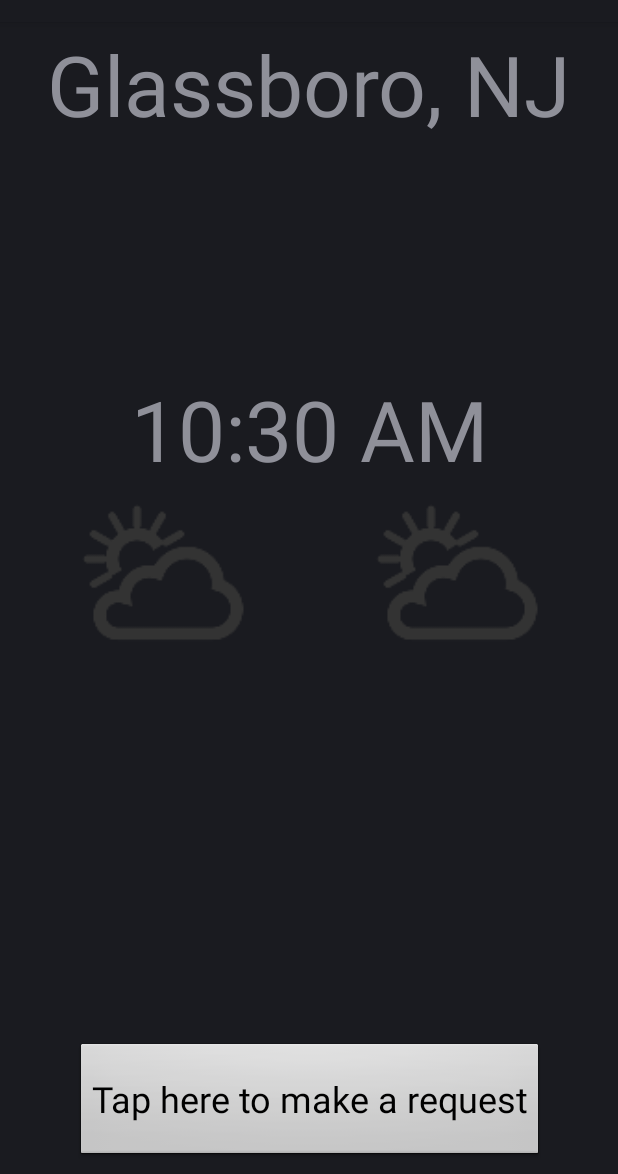
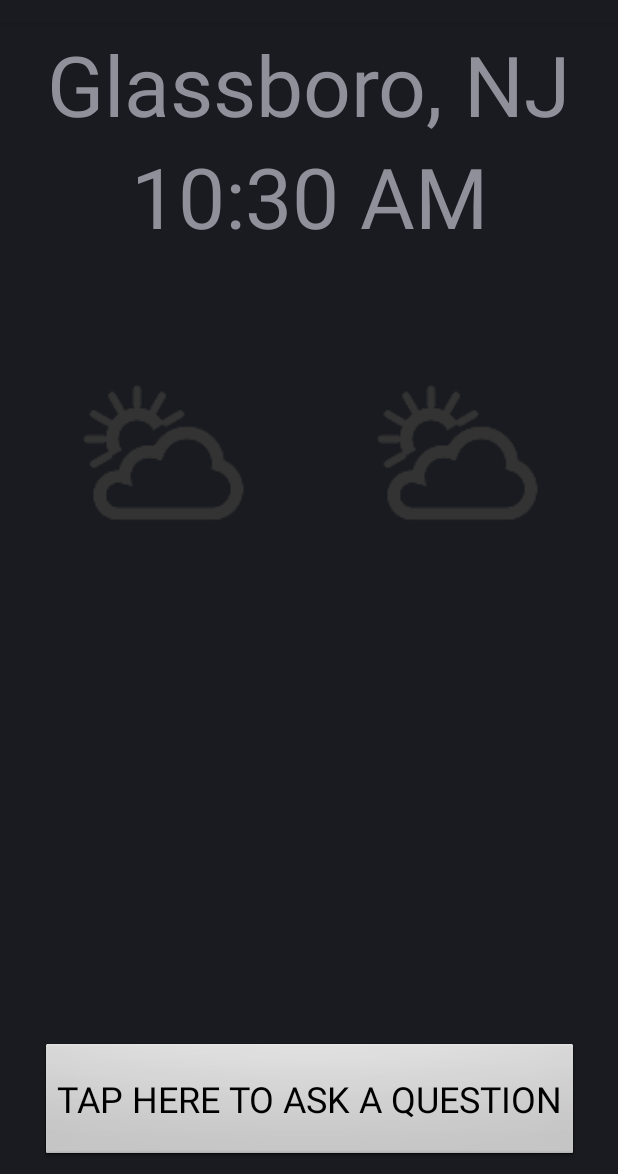
Before and after one commit to RowanPWLab/smart-signs, an Android app: the IdleActivity screen opened directly, with no data from a screen before it, on a phone screen of 412 x 824 dp, the part 62-1236 px from its top. Run offline under Robolectric (Android 15) with nearby library versions, the phone set to English and light mode, and no system bars; libraries missing offline, so code that uses them is left out: com.google.android.things.

Commit message:
minor Idle State UI changes

```diff
--- a/MainProgram/app/src/main/res/layout/activity_idle.xml
+++ b/MainProgram/app/src/main/res/layout/activity_idle.xml
@@ -24,29 +24,17 @@
     <DigitalClock
         android:id="@+id/DigitalClock"
         android:layout_width="245dp"
-        android:layout_height="73dp"
+        android:layout_height="74dp"
         android:layout_marginStart="8dp"
 
-        android:layout_marginTop="8dp"
         android:layout_marginEnd="8dp"
         android:gravity="center"
         android:textAlignment="center"
         android:textSize="56sp"
         app:layout_constraintEnd_toEndOf="parent"
         app:layout_constraintStart_toStartOf="parent"
-        app:layout_constraintTop_toBottomOf="@+id/textView3" />
+        app:layout_constraintTop_toBottomOf="@+id/textView" />
 
-
-    <TextView
-        android:id="@+id/textView6"
-        android:layout_width="191dp"
-        android:layout_height="10dp"
-        android:layout_marginStart="8dp"
-        android:layout_marginTop="8dp"
-        android:layout_marginEnd="8dp"
-        app:layout_constraintEnd_toEndOf="parent"
-        app:layout_constraintStart_toStartOf="parent"
-        app:layout_constraintTop_toBottomOf="@+id/textView" />
 
     <TextView
         android:id="@+id/textView4"
@@ -58,8 +46,9 @@
         android:textAlignment="center"
         android:textSize="48sp"
         app:layout_constraintEnd_toStartOf="@+id/imageView"
+        app:layout_constraintHorizontal_bias="0.503"
         app:layout_constraintStart_toEndOf="@+id/imageView2"
-        app:layout_constraintTop_toBottomOf="@+id/textView6" />
+        app:layout_constraintTop_toBottomOf="@+id/DigitalClock" />
 
     <TextView
         android:id="@+id/textView3"
@@ -87,8 +76,7 @@
         app:layout_constraintBottom_toTopOf="@+id/requestBtn"
         app:layout_constraintEnd_toEndOf="parent"
         app:layout_constraintStart_toStartOf="parent"
-        app:layout_constraintTop_toBottomOf="@+id/DigitalClock"
-        app:layout_constraintVertical_bias="0.79" />
+        app:layout_constraintTop_toBottomOf="@+id/textView3" />
 
     <ImageView
         android:id="@+id/imageView"
--- a/MainProgram/app/src/main/res/values/strings.xml
+++ b/MainProgram/app/src/main/res/values/strings.xml
@@ -16,7 +16,7 @@
   -->
 <resources>
     <string name="app_name">Google Assistant API Sample</string>
-  <string name="button_new_request">Tap here to make a request</string>
+  <string name="button_new_request">TAP HERE TO ASK A QUESTION</string>
   <string name="button_retry">Retry</string>
   <string name="button_listening">Listening</string>
 
--- a/MainProgram/app/src/main/res/values/styles.xml
+++ b/MainProgram/app/src/main/res/values/styles.xml
@@ -1,6 +1,6 @@
 <resources>
 
     <!-- Base application theme. -->
-    <style name="AppTheme" parent="android:Theme.Material.Light.DarkActionBar" />
+    <style name="AppTheme" parent="android:Theme.Material.Light.NoActionBar.Fullscreen" />
 
 </resources>
```
